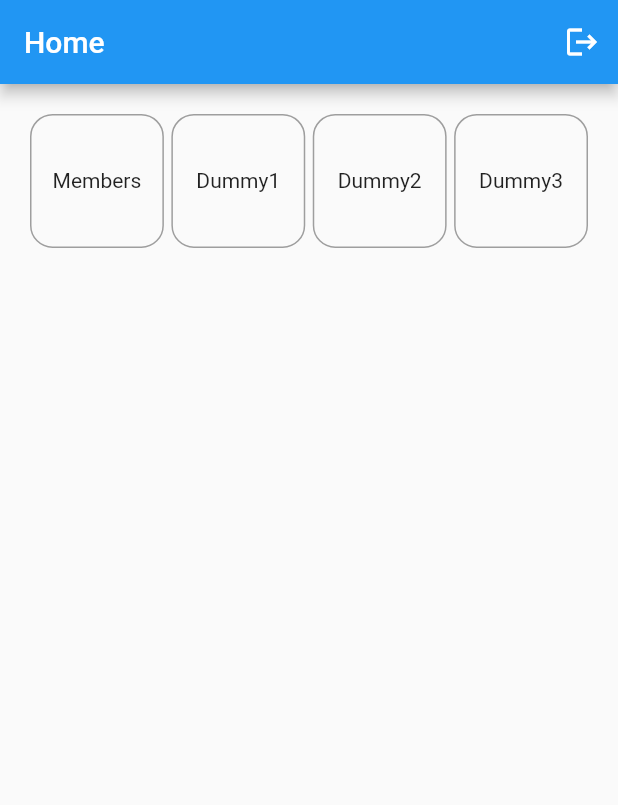
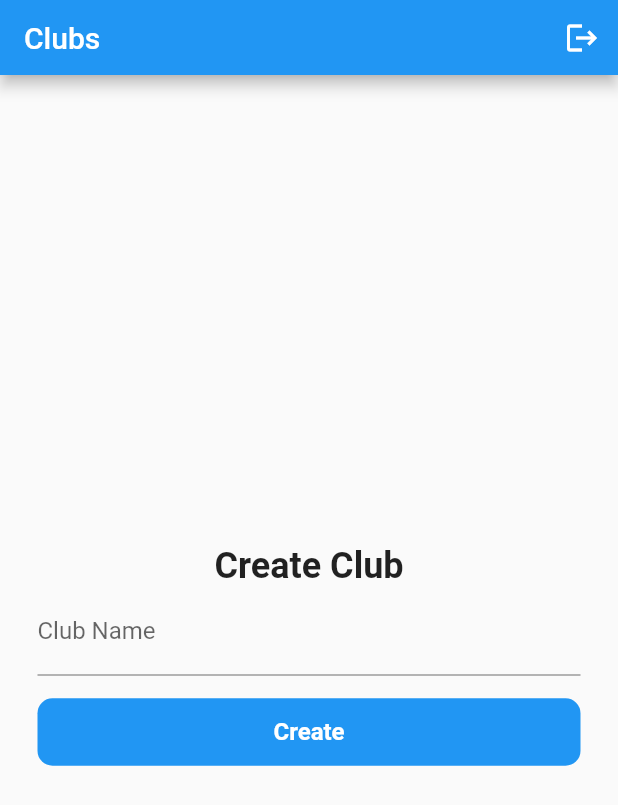
Before and after one commit to NLstn/clubs, a Flutter app: the screen it shows once a user with an empty profile is signed in, on a phone screen of 412 x 824 dp. Shown: the top 805 px of the screen. Run offline on Flutter 3.47's test engine with Material 2 defaults, Android fonts, the phone set to English and light mode, and no system bars; our stand-ins replace firebase_auth, firebase_core; accounts and stored records are empty; statements that could not run were skipped.

Commit message:
Basic create club page

```diff
--- /dev/null
+++ b/lib/components/my_app_bar.dart
@@ -0,0 +1,42 @@
+import 'package:clubs/screens/core/home_screen.dart';
+import 'package:clubs/services/auth_service.dart';
+import 'package:flutter/material.dart';
+import 'package:provider/provider.dart';
+
+class MyAppBar extends StatefulWidget implements PreferredSizeWidget {
+  const MyAppBar({Key? key}) : super(key: key);
+
+  @override
+  State<MyAppBar> createState() => _MyAppBarState();
+
+  @override
+  Size get preferredSize => const Size.fromHeight(50);
+}
+
+class _MyAppBarState extends State<MyAppBar> {
+  void logOut() {
+    AuthService authService = Provider.of<AuthService>(context, listen: false);
+    authService.logout();
+  }
+
+  @override
+  Widget build(BuildContext context) {
+    return AppBar(
+      title: InkWell(
+        onTap: () {
+          Navigator.push(
+            context,
+            MaterialPageRoute(builder: (context) => const HomeScreen()),
+          );
+        },
+        child: const Text('Clubs'),
+      ),
+      actions: [
+        IconButton(
+          onPressed: logOut,
+          icon: const Icon(Icons.logout),
+        ),
+      ],
+    );
+  }
+}
--- /dev/null
+++ b/lib/models/core/club_model.dart
@@ -0,0 +1,5 @@
+class ClubModel {
+  String name;
+
+  ClubModel({required this.name});
+}
--- a/lib/screens/core/authentication/auth_gate_screen.dart
+++ b/lib/screens/core/authentication/auth_gate_screen.dart
@@ -1,5 +1,5 @@
 import 'package:clubs/screens/core/authentication/login_or_signup_screen.dart';
-import 'package:clubs/screens/core/home_screen.dart';
+import 'package:clubs/screens/core/create_club_screen.dart';
 import 'package:firebase_auth/firebase_auth.dart';
 import 'package:flutter/material.dart';
 
@@ -13,7 +13,7 @@ class AuthGateScreen extends StatelessWidget {
         stream: FirebaseAuth.instance.authStateChanges(),
         builder: (context, snapshot) {
           if (snapshot.hasData) {
-            return const HomeScreen();
+            return CreateClubScreen();
           } else {
             return const LoginOrSignupScreen();
           }
--- /dev/null
+++ b/lib/screens/core/create_club_screen.dart
@@ -0,0 +1,47 @@
+import 'package:clubs/components/my_app_bar.dart';
+import 'package:clubs/components/my_button.dart';
+import 'package:flutter/material.dart';
+
+class CreateClubScreen extends StatelessWidget {
+  final TextEditingController _clubNameController = TextEditingController();
+
+  CreateClubScreen({super.key});
+
+  void createClub() async {}
+
+  @override
+  Widget build(BuildContext context) {
+    return Scaffold(
+      appBar: const MyAppBar(),
+      body: Padding(
+        padding: const EdgeInsets.symmetric(horizontal: 25.0),
+        child: Center(
+          child: Column(
+            crossAxisAlignment: CrossAxisAlignment.center,
+            mainAxisAlignment: MainAxisAlignment.center,
+            children: [
+              const Text(
+                'Create Club',
+                style: TextStyle(
+                  fontSize: 24,
+                  fontWeight: FontWeight.bold,
+                ),
+              ),
+              TextField(
+                decoration: const InputDecoration(
+                  labelText: 'Club Name',
+                ),
+                controller: _clubNameController,
+              ),
+              const SizedBox(height: 15),
+              MyButton(
+                text: 'Create',
+                onTap: createClub,
+              ),
+            ],
+          ),
+        ),
+      ),
+    );
+  }
+}
--- a/lib/screens/core/home_screen.dart
+++ b/lib/screens/core/home_screen.dart
@@ -1,6 +1,6 @@
-import 'package:clubs/services/auth_service.dart';
+import 'package:clubs/components/my_app_bar.dart';
+import 'package:clubs/screens/core/create_club_screen.dart';
 import 'package:flutter/material.dart';
-import 'package:provider/provider.dart';
 import 'members_screen.dart';
 
 class HomeScreen extends StatefulWidget {
@@ -11,23 +11,10 @@ class HomeScreen extends StatefulWidget {
 }
 
 class _HomeScreenState extends State<HomeScreen> {
-  void logOut() {
-    AuthService authService = Provider.of<AuthService>(context, listen: false);
-    authService.logout();
-  }
-
   @override
   Widget build(BuildContext context) {
     return Scaffold(
-      appBar: AppBar(
-        title: const Text('Home'),
-        actions: [
-          IconButton(
-            onPressed: logOut,
-            icon: const Icon(Icons.logout),
-          ),
-        ],
-      ),
+      appBar: const MyAppBar(),
       body: GridView.extent(
         maxCrossAxisExtent: 100,
         crossAxisSpacing: 5,
@@ -44,11 +31,11 @@ class _HomeScreenState extends State<HomeScreen> {
             },
           ),
           HomeScreenTile(
-            child: const Text('Dummy1'),
+            child: const Text('Create Club'),
             onTap: () {
               Navigator.push(
                 context,
-                MaterialPageRoute(builder: (context) => const MembersPage()),
+                MaterialPageRoute(builder: (context) => CreateClubScreen()),
               );
             },
           ),
--- a/lib/screens/core/members_screen.dart
+++ b/lib/screens/core/members_screen.dart
@@ -1,3 +1,4 @@
+import 'package:clubs/components/my_app_bar.dart';
 import 'package:clubs/models/core/member.dart';
 import 'package:flutter/material.dart';
 import 'package:intl/intl.dart';
@@ -39,9 +40,7 @@ class _MembersPageState extends State<MembersPage> {
         DateFormat.yMd(Localizations.localeOf(context).languageCode);
 
     return Scaffold(
-      appBar: AppBar(
-        title: const Text('Members'),
-      ),
+      appBar: const MyAppBar(),
       body: ListView.builder(
         itemCount: members.length,
         itemBuilder: (BuildContext context, int index) {
```
